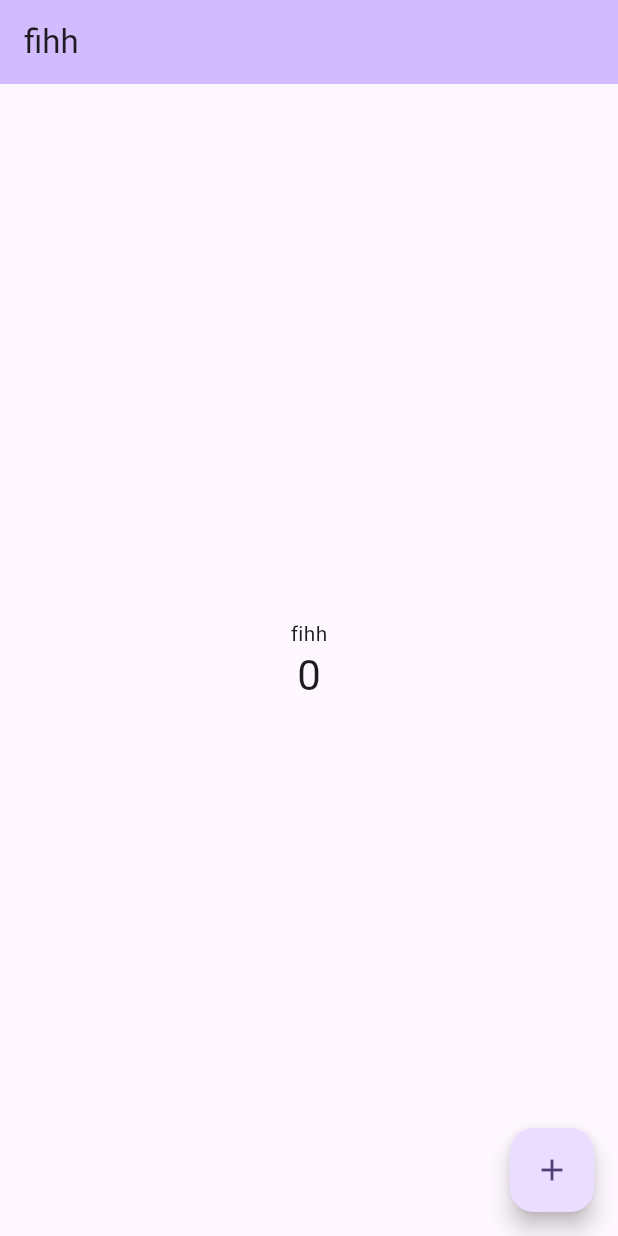
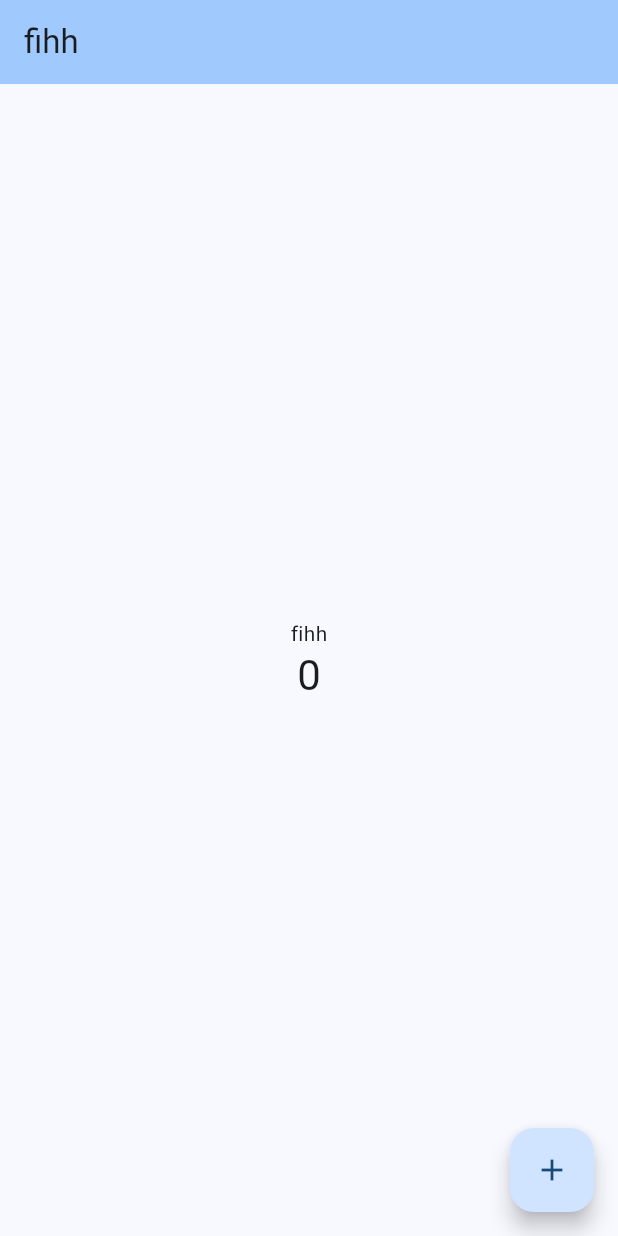
Before and after one commit to rain-laruscain/fintech_module, a Flutter app: the screen it shows after launch, on a phone screen of 412 x 824 dp. Run offline on Flutter 3.47's test engine with Material 3 defaults, Android fonts, the phone set to English and light mode, and no system bars; our stand-ins replace firebase_core; accounts and stored records are empty.

Commit message:
modified:   lib/main.dart

```diff
--- a/lib/main.dart
+++ b/lib/main.dart
@@ -13,22 +13,7 @@ class MyApp extends StatelessWidget {
     return MaterialApp(
       title: 'fihh',
       theme: ThemeData(
-        // This is the theme of your application.
-        //
-        // TRY THIS: Try running your application with "flutter run". You'll see
-        // the application has a purple toolbar. Then, without quitting the app,
-        // try changing the seedColor in the colorScheme below to Colors.green
-        // and then invoke "hot reload" (save your changes or press the "hot
-        // reload" button in a Flutter-supported IDE, or press "r" if you used
-        // the command line to start the app).
-        //
-        // Notice that the counter didn't reset back to zero; the application
-        // state is not lost during the reload. To reset the state, use hot
-        // restart instead.
-        //
-        // This works for code too, not just values: Most code changes can be
-        // tested with just a hot reload.
-        colorScheme: .fromSeed(seedColor: Colors.deepPurple),
+        colorScheme: .fromSeed(seedColor: Colors.blue),
       ),
       home: const MyHomePage(title: 'fihh'),
     );
@@ -37,16 +22,6 @@ class MyApp extends StatelessWidget {
 
 class MyHomePage extends StatefulWidget {
   const MyHomePage({super.key, required this.title});
-
-  // This widget is the home page of your application. It is stateful, meaning
-  // that it has a State object (defined below) that contains fields that affect
-  // how it looks.
-
-  // This class is the configuration for the state. It holds the values (in this
-  // case the title) provided by the parent (in this case the App widget) and
-  // used by the build method of the State. Fields in a Widget subclass are
-  // always marked "final".
-
   final String title;
 
   @override
@@ -58,50 +33,19 @@ class _MyHomePageState extends State<MyHomePage> {
 
   void _incrementCounter() {
     setState(() {
-      // This call to setState tells the Flutter framework that something has
-      // changed in this State, which causes it to rerun the build method below
-      // so that the display can reflect the updated values. If we changed
-      // _counter without calling setState(), then the build method would not be
-      // called again, and so nothing would appear to happen.
       _counter++;
     });
   }
 
   @override
   Widget build(BuildContext context) {
-    // This method is rerun every time setState is called, for instance as done
-    // by the _incrementCounter method above.
-    //
-    // The Flutter framework has been optimized to make rerunning build methods
-    // fast, so that you can just rebuild anything that needs updating rather
-    // than having to individually change instances of widgets.
     return Scaffold(
       appBar: AppBar(
-        // TRY THIS: Try changing the color here to a specific color (to
-        // Colors.amber, perhaps?) and trigger a hot reload to see the AppBar
-        // change color while the other colors stay the same.
         backgroundColor: Theme.of(context).colorScheme.inversePrimary,
-        // Here we take the value from the MyHomePage object that was created by
-        // the App.build method, and use it to set our appbar title.
         title: Text(widget.title),
       ),
       body: Center(
-        // Center is a layout widget. It takes a single child and positions it
-        // in the middle of the parent.
         child: Column(
-          // Column is also a layout widget. It takes a list of children and
-          // arranges them vertically. By default, it sizes itself to fit its
-          // children horizontally, and tries to be as tall as its parent.
-          //
-          // Column has various properties to control how it sizes itself and
-          // how it positions its children. Here we use mainAxisAlignment to
-          // center the children vertically; the main axis here is the vertical
-          // axis because Columns are vertical (the cross axis would be
-          // horizontal).
-          //
-          // TRY THIS: Invoke "debug painting" (choose the "Toggle Debug Paint"
-          // action in the IDE, or press "p" in the console), to see the
-          // wireframe for each widget.
           mainAxisAlignment: .center,
           children: [
             const Text('fihh'),
```
